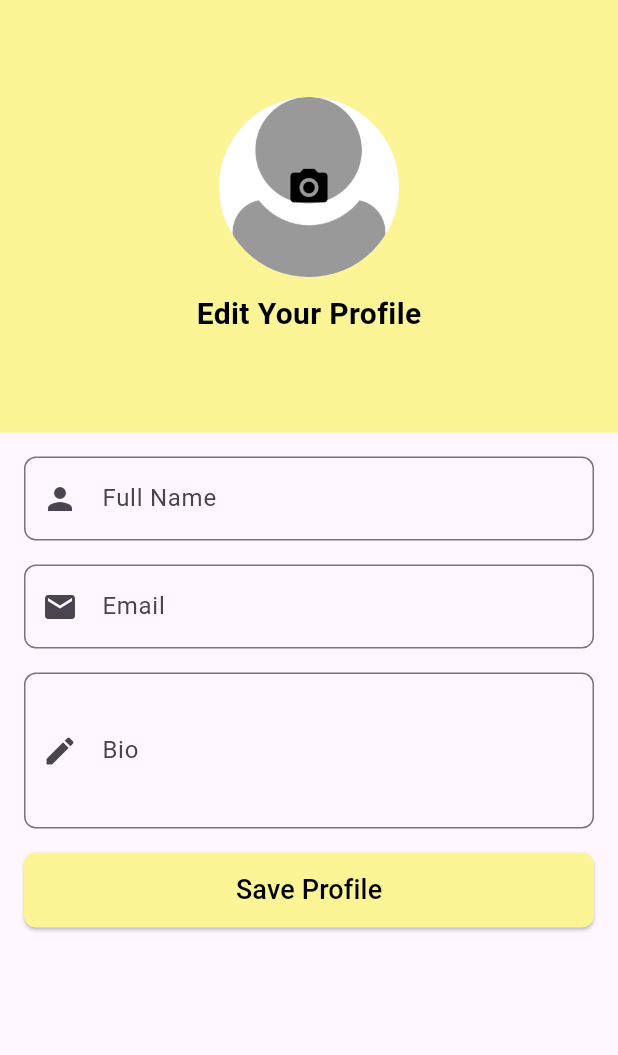
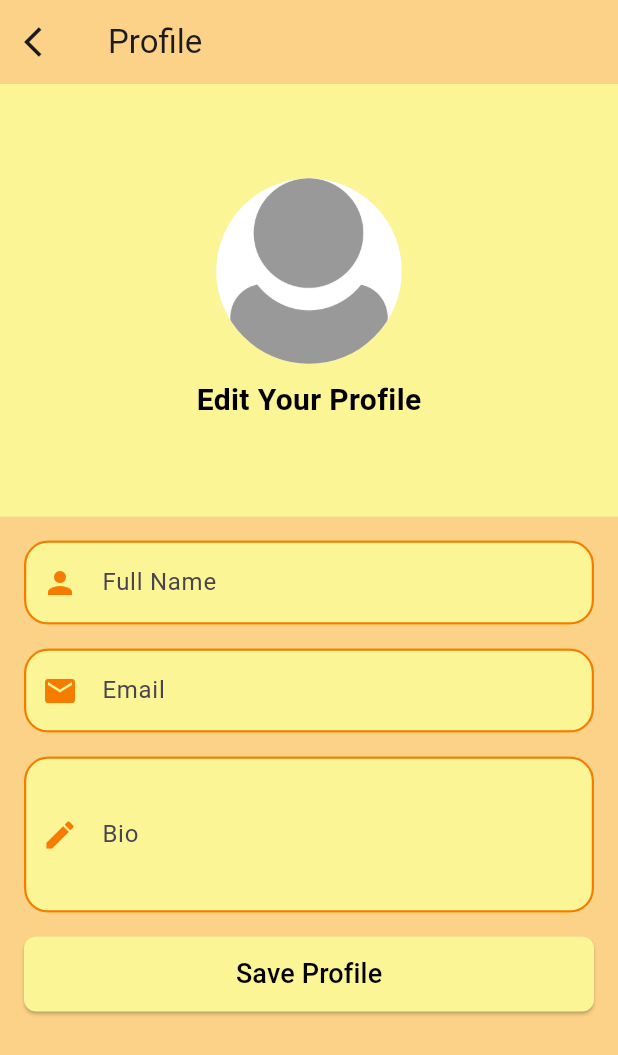
Before and after one commit to m1haww/star, a Flutter app: the PersonPage screen opened directly, on a phone screen of 412 x 824 dp. Shown: the top 1055 px of the screen. Run offline on Flutter 3.47's test engine with Material 3 defaults, Android fonts, the phone set to English and light mode, and no system bars; our stand-ins replace image_picker.

Commit message:
final_final

```diff
--- a/lib/pages/person_page.dart
+++ b/lib/pages/person_page.dart
@@ -10,16 +10,15 @@ class PersonPage extends StatefulWidget {
 }
 
 class _PersonPageState extends State<PersonPage> {
-  File? _avatarImage; // Imaginea selectată din galerie
+  File? _image;
+  final ImagePicker _picker = ImagePicker();
 
-  // Funcție pentru selectarea imaginii
   Future<void> _pickImage() async {
-    final picker = ImagePicker();
-    final pickedFile = await picker.pickImage(source: ImageSource.gallery);
+    final XFile? image = await _picker.pickImage(source: ImageSource.gallery);
 
-    if (pickedFile != null) {
+    if (image != null) {
       setState(() {
-        _avatarImage = File(pickedFile.path);
+        _image = File(image.path);
       });
     }
   }
@@ -29,6 +28,17 @@ class _PersonPageState extends State<PersonPage> {
     final size = MediaQuery.of(context).size;
 
     return Scaffold(
+      appBar: AppBar(
+        backgroundColor: Color(0xffFBD288),
+        title: Text("Profile"),
+        leading: GestureDetector(
+          onTap: () {
+            Navigator.pop(context);
+          },
+          child: const Icon(Icons.arrow_back_ios),
+        ),
+      ),
+      backgroundColor: Color(0xffFBD288),
       body: SafeArea(
         child: SingleChildScrollView(
           child: Column(
@@ -43,20 +53,27 @@ class _PersonPageState extends State<PersonPage> {
                   mainAxisAlignment: MainAxisAlignment.center,
                   children: [
                     GestureDetector(
-                      onTap: _pickImage, // Apăsarea avatarului deschide galeria
-                      child: CircleAvatar(
-                        radius: 60,
-                        backgroundImage: _avatarImage != null
-                            ? FileImage(_avatarImage!)
-                            : const AssetImage('images/profile.webp')
-                                as ImageProvider,
-                        child: _avatarImage == null
-                            ? const Icon(
-                                Icons.camera_alt,
-                                size: 30,
-                                color: Colors.black,
-                              )
-                            : null,
+                      onTap: _pickImage,
+                      child: ClipRRect(
+                        borderRadius:
+                            BorderRadius.circular(100), // Colțuri rotunjite
+                        child: Container(
+                          width: MediaQuery.of(context).size.height *
+                              0.15, // Lățimea imaginii
+                          height: MediaQuery.of(context).size.height *
+                              0.15, // Înălțimea imaginii
+                          color: Colors.grey
+                              .shade200, // Fundal implicit dacă imaginea lipsește
+                          child: _image == null
+                              ? Image.asset(
+                                  'images/profile.webp',
+                                  fit: BoxFit.cover,
+                                )
+                              : Image.file(
+                                  _image!,
+                                  fit: BoxFit.cover,
+                                ),
+                        ),
                       ),
                     ),
                     const SizedBox(height: 10),
@@ -131,7 +148,6 @@ class _PersonPageState extends State<PersonPage> {
     );
   }
 
-  // Widget pentru câmpuri editabile
   Widget _buildTextField({
     required String label,
     required String hint,
@@ -143,11 +159,27 @@ class _PersonPageState extends State<PersonPage> {
       decoration: InputDecoration(
         labelText: label,
         hintText: hint,
-        prefixIcon: Icon(icon),
+        hintStyle:
+            TextStyle(color: Colors.grey[600], fontStyle: FontStyle.italic),
+        prefixIcon: Icon(icon, color: Colors.orange[700]),
+        filled: true,
+        fillColor: const Color(0xFFFCF596), // Soft yellow background
         border: OutlineInputBorder(
-          borderRadius: BorderRadius.circular(8.0),
+          borderRadius: BorderRadius.circular(16.0),
+          borderSide: BorderSide(color: Colors.orange[700]!, width: 1.5),
         ),
+        focusedBorder: OutlineInputBorder(
+          borderRadius: BorderRadius.circular(16.0),
+          borderSide: const BorderSide(color: Colors.orange, width: 2),
+        ),
+        enabledBorder: OutlineInputBorder(
+          borderRadius: BorderRadius.circular(16.0),
+          borderSide: BorderSide(color: Colors.orange[700]!, width: 1.5),
+        ),
+        contentPadding:
+            const EdgeInsets.symmetric(vertical: 16, horizontal: 12),
       ),
+      style: const TextStyle(fontSize: 16, color: Colors.black),
     );
   }
 }
--- a/pubspec.yaml
+++ b/pubspec.yaml
@@ -37,6 +37,7 @@ dependencies:
   cupertino_icons: ^1.0.0
   provider: ^6.1.2
   image_picker: ^0.8.8
+  image_picker_web: ^2.0.4
 dev_dependencies:
   flutter_test:
     sdk: flutter
```
Also changed, not shown: lib/pages/glavanaia_page.dart (+40 -17 lines), lib/pages/home_page.dart (+6 -3 lines), lib/pages/note_page.dart (+12 -4 lines), pubspec.lock, 2 other files.
